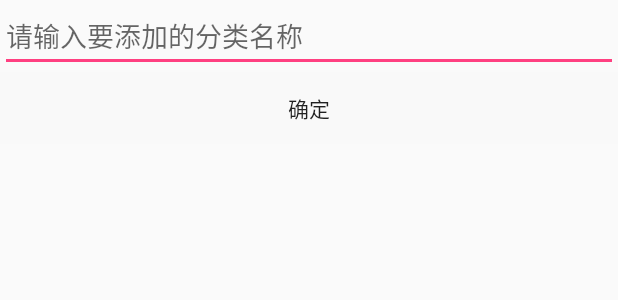
After one commit to HuixingWong/timelog, an Android app: the layout add_back.xml on its own in the app's theme, with its tools: preview values and no code run, on a phone screen of 412 x 824 dp. The commit adds this screen. Shown: the top 300 px of the screen. Run offline under Robolectric (Android 15) with nearby library versions, the phone set to English and light mode, and no system bars.

Commit message:
新的添加项目的方式

```diff
--- /dev/null
+++ b/app/src/main/res/layout/add_back.xml
@@ -0,0 +1,18 @@
+<?xml version="1.0" encoding="utf-8"?>
+<LinearLayout
+    android:orientation="vertical"
+    xmlns:android="http://schemas.android.com/apk/res/android"
+    android:layout_width="match_parent"
+    android:layout_height="match_parent">
+
+    <EditText
+        android:hint="请输入要添加的分类名称"
+        android:id="@+id/type_name_et"
+        android:layout_width="match_parent"
+        android:layout_height="wrap_content" />
+    <Button
+        android:background="@color/transparent"
+        android:text="确定"
+        android:layout_width="match_parent"
+        android:layout_height="wrap_content" />
+</LinearLayout>
```
Also changed, not shown: app/src/main/java/com/example/dogoodsoft_app/timelog/MainActivity.java (+21 -0 lines), app/src/main/java/com/example/dogoodsoft_app/timelog/adapter/MyItemRecyclerViewAdapter2.java (+25 -3 lines), app/src/main/res/layout/add_front.xml (added, +15 -0 lines), app/src/main/res/layout/item_add.xml (+14 -11 lines).
